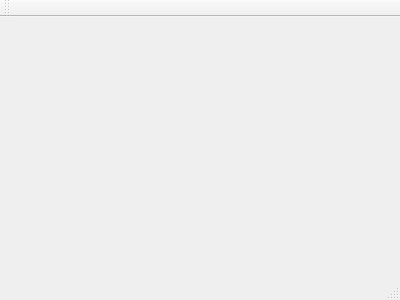
KarolJaskolka/Calculator_IEE754, file mainwindow.ui: the form before one commit.
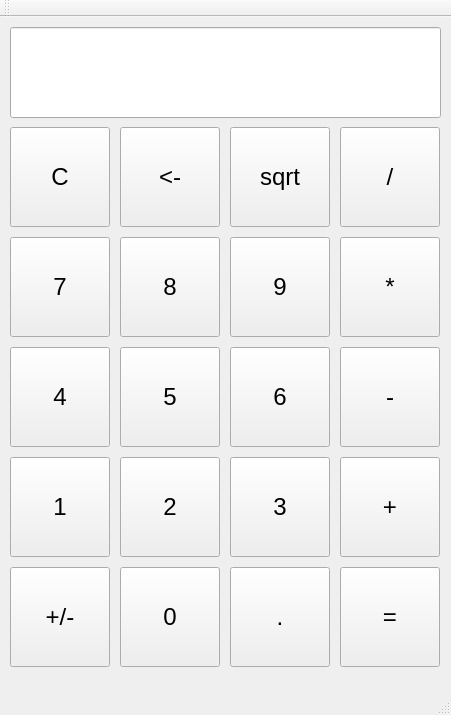
The form after the commit.

Diff of the .ui file:
```diff
--- a/mainwindow.ui
+++ b/mainwindow.ui
@@ -1,24 +1,417 @@
 <ui version="4.0">
  <class>MainWindow</class>
- <widget class="QMainWindow" name="MainWindow" >
-  <property name="geometry" >
+ <widget class="QMainWindow" name="MainWindow">
+  <property name="geometry">
    <rect>
     <x>0</x>
     <y>0</y>
-    <width>400</width>
-    <height>300</height>
+    <width>451</width>
+    <height>715</height>
    </rect>
   </property>
   <property name="windowTitle" >
    <string>MainWindow</string>
   </property>
-  <widget class="QMenuBar" name="menuBar" />
-  <widget class="QToolBar" name="mainToolBar" />
-  <widget class="QWidget" name="centralWidget" />
-  <widget class="QStatusBar" name="statusBar" />
+  <widget class="QWidget" name="centralWidget">
+   <widget class="QPushButton" name="pushButton_7">
+    <property name="geometry">
+     <rect>
+      <x>10</x>
+      <y>220</y>
+      <width>100</width>
+      <height>100</height>
+     </rect>
+    </property>
+    <property name="font">
+     <font>
+      <pointsize>18</pointsize>
+     </font>
+    </property>
+    <property name="text">
+     <string>7</string>
+    </property>
+   </widget>
+   <widget class="QPushButton" name="pushButton_8">
+    <property name="geometry">
+     <rect>
+      <x>120</x>
+      <y>220</y>
+      <width>100</width>
+      <height>100</height>
+     </rect>
+    </property>
+    <property name="font">
+     <font>
+      <pointsize>18</pointsize>
+     </font>
+    </property>
+    <property name="text">
+     <string>8</string>
+    </property>
+   </widget>
+   <widget class="QPushButton" name="pushButton_9">
+    <property name="geometry">
+     <rect>
+      <x>230</x>
+      <y>220</y>
+      <width>100</width>
+      <height>100</height>
+     </rect>
+    </property>
+    <property name="font">
+     <font>
+      <pointsize>18</pointsize>
+     </font>
+    </property>
+    <property name="text">
+     <string>9</string>
+    </property>
+   </widget>
+   <widget class="QPushButton" name="pushButton_4">
+    <property name="geometry">
+     <rect>
+      <x>10</x>
+      <y>330</y>
+      <width>100</width>
+      <height>100</height>
+     </rect>
+    </property>
+    <property name="font">
+     <font>
+      <pointsize>18</pointsize>
+     </font>
+    </property>
+    <property name="text">
+     <string>4</string>
+    </property>
+   </widget>
+   <widget class="QPushButton" name="pushButton_5">
+    <property name="geometry">
+     <rect>
+      <x>120</x>
+      <y>330</y>
+      <width>100</width>
+      <height>100</height>
+     </rect>
+    </property>
+    <property name="font">
+     <font>
+      <pointsize>18</pointsize>
+     </font>
+    </property>
+    <property name="text">
+     <string>5</string>
+    </property>
+   </widget>
+   <widget class="QPushButton" name="pushButton_6">
+    <property name="geometry">
+     <rect>
+      <x>230</x>
+      <y>330</y>
+      <width>100</width>
+      <height>100</height>
+     </rect>
+    </property>
+    <property name="font">
+     <font>
+      <pointsize>18</pointsize>
+     </font>
+    </property>
+    <property name="text">
+     <string>6</string>
+    </property>
+   </widget>
+   <widget class="QPushButton" name="pushButton_1">
+    <property name="geometry">
+     <rect>
+      <x>10</x>
+      <y>440</y>
+      <width>100</width>
+      <height>100</height>
+     </rect>
+    </property>
+    <property name="font">
+     <font>
+      <pointsize>18</pointsize>
+     </font>
+    </property>
+    <property name="text">
+     <string>1</string>
+    </property>
+   </widget>
+   <widget class="QPushButton" name="pushButton_Sign">
+    <property name="geometry">
+     <rect>
+      <x>10</x>
+      <y>550</y>
+      <width>100</width>
+      <height>100</height>
+     </rect>
+    </property>
+    <property name="font">
+     <font>
+      <pointsize>18</pointsize>
+     </font>
+    </property>
+    <property name="text">
+     <string>+/-</string>
+    </property>
+   </widget>
+   <widget class="QPushButton" name="pushButton_2">
+    <property name="geometry">
+     <rect>
+      <x>120</x>
+      <y>440</y>
+      <width>100</width>
+      <height>100</height>
+     </rect>
+    </property>
+    <property name="font">
+     <font>
+      <pointsize>18</pointsize>
+     </font>
+    </property>
+    <property name="text">
+     <string>2</string>
+    </property>
+   </widget>
+   <widget class="QPushButton" name="pushButton_0">
+    <property name="geometry">
+     <rect>
+      <x>120</x>
+      <y>550</y>
+      <width>100</width>
+      <height>100</height>
+     </rect>
+    </property>
+    <property name="font">
+     <font>
+      <pointsize>18</pointsize>
+     </font>
+    </property>
+    <property name="text">
+     <string>0</string>
+    </property>
+   </widget>
+   <widget class="QPushButton" name="pushButton_3">
+    <property name="geometry">
+     <rect>
+      <x>230</x>
+      <y>440</y>
+      <width>100</width>
+      <height>100</height>
+     </rect>
+    </property>
+    <property name="font">
+     <font>
+      <pointsize>18</pointsize>
+     </font>
+    </property>
+    <property name="text">
+     <string>3</string>
+    </property>
+   </widget>
+   <widget class="QPushButton" name="pushButton_Dot">
+    <property name="geometry">
+     <rect>
+      <x>230</x>
+      <y>550</y>
+      <width>100</width>
+      <height>100</height>
+     </rect>
+    </property>
+    <property name="font">
+     <font>
+      <pointsize>18</pointsize>
+     </font>
+    </property>
+    <property name="text">
+     <string>.</string>
+    </property>
+   </widget>
+   <widget class="QPushButton" name="pushButton_Sub">
+    <property name="geometry">
+     <rect>
+      <x>340</x>
+      <y>330</y>
+      <width>100</width>
+      <height>100</height>
+     </rect>
+    </property>
+    <property name="font">
+     <font>
+      <pointsize>18</pointsize>
+     </font>
+    </property>
+    <property name="text">
+     <string>-</string>
+    </property>
+   </widget>
+   <widget class="QPushButton" name="pushButton_Back">
+    <property name="geometry">
+     <rect>
+      <x>120</x>
+      <y>110</y>
+      <width>100</width>
+      <height>100</height>
+     </rect>
+    </property>
+    <property name="font">
+     <font>
+      <pointsize>18</pointsize>
+     </font>
+    </property>
+    <property name="text">
+     <string>&lt;-</string>
+    </property>
+   </widget>
+   <widget class="QPushButton" name="pushButton_Mul">
+    <property name="geometry">
+     <rect>
+      <x>340</x>
+      <y>220</y>
+      <width>100</width>
+      <height>100</height>
+     </rect>
+    </property>
+    <property name="font">
+     <font>
+      <pointsize>18</pointsize>
+     </font>
+    </property>
+    <property name="text">
+     <string>*</string>
+    </property>
+   </widget>
+   <widget class="QPushButton" name="pushButton_Clear">
+    <property name="geometry">
+     <rect>
+      <x>10</x>
+      <y>110</y>
+      <width>100</width>
+      <height>100</height>
+     </rect>
+    </property>
+    <property name="font">
+     <font>
+      <pointsize>18</pointsize>
+     </font>
+    </property>
+    <property name="text">
+     <string>C</string>
+    </property>
+   </widget>
+   <widget class="QPushButton" name="pushButton_Div">
+    <property name="geometry">
+     <rect>
+      <x>340</x>
+      <y>110</y>
+      <width>100</width>
+      <height>100</height>
+     </rect>
+    </property>
+    <property name="font">
+     <font>
+      <pointsize>18</pointsize>
+     </font>
+    </property>
+    <property name="text">
+     <string>/</string>
+    </property>
+   </widget>
+   <widget class="QPushButton" name="pushButton_Sqrt">
+    <property name="geometry">
+     <rect>
+      <x>230</x>
+      <y>110</y>
+      <width>100</width>
+      <height>100</height>
+     </rect>
+    </property>
+    <property name="font">
+     <font>
+      <pointsize>18</pointsize>
+     </font>
+    </property>
+    <property name="text">
+     <string>sqrt</string>
+    </property>
+   </widget>
+   <widget class="QPushButton" name="pushButton_Equal">
+    <property name="geometry">
+     <rect>
+      <x>340</x>
+      <y>550</y>
+      <width>100</width>
+      <height>100</height>
+     </rect>
+    </property>
+    <property name="font">
+     <font>
+      <pointsize>18</pointsize>
+     </font>
+    </property>
+    <property name="text">
+     <string>=</string>
+    </property>
+   </widget>
+   <widget class="QPushButton" name="pushButton_Add">
+    <property name="geometry">
+     <rect>
+      <x>340</x>
+      <y>440</y>
+      <width>100</width>
+      <height>100</height>
+     </rect>
+    </property>
+    <property name="font">
+     <font>
+      <pointsize>18</pointsize>
+     </font>
+    </property>
+    <property name="text">
+     <string>+</string>
+    </property>
+   </widget>
+   <widget class="QLineEdit" name="lineEdit">
+    <property name="geometry">
+     <rect>
+      <x>10</x>
+      <y>10</y>
+      <width>431</width>
+      <height>91</height>
+     </rect>
+    </property>
+    <property name="font">
+     <font>
+      <pointsize>18</pointsize>
+      <weight>50</weight>
+      <bold>false</bold>
+     </font>
+    </property>
+   </widget>
+  </widget>
+  <widget class="QMenuBar" name="menuBar">
+   <property name="geometry">
+    <rect>
+     <x>0</x>
+     <y>0</y>
+     <width>451</width>
+     <height>26</height>
+    </rect>
+   </property>
+  </widget>
+  <widget class="QToolBar" name="mainToolBar">
+   <attribute name="toolBarArea">
+    <enum>TopToolBarArea</enum>
+   </attribute>
+   <attribute name="toolBarBreak">
+    <bool>false</bool>
+   </attribute>
+  </widget>
+  <widget class="QStatusBar" name="statusBar"/>
  </widget>
- <layoutDefault spacing="6" margin="11" />
- <pixmapfunction></pixmapfunction>
+ <layoutdefault spacing="6" margin="11"/>
  <resources/>
  <connections/>
 </ui>
```
Left out of the diff: 3 changed lines with no effect on the pictures.
